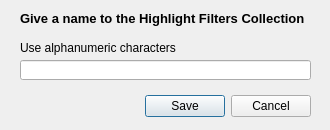
First picture: the form in src/savefilterdialog.ui, repository tableau/tableau-log-viewer, before the edit.
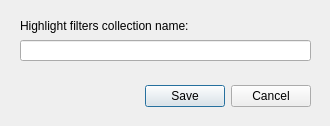
Second picture: the form after the edit.

Commit message:
Better layout for scaling and fix file checks on Windows (#26)
* Fix for bug: same file can be opened in multiple tabs on Windows.
Fix: Always use lower casing on Windows to maintain list of opened paths and to compare.

* UI tweaks for better layout in 125-150% scaling on Windows
The main label on Save Filters dialog was cut off when displayed with 125-150% scaling on Windows. Simplify the title and labels and enlarge some sizes to address this.
For scaling more than 150%, it would require setting dpiawareness=0 at command line or conf file.

```diff
--- a/src/savefilterdialog.ui
+++ b/src/savefilterdialog.ui
@@ -7,7 +7,7 @@
     <x>0</x>
     <y>0</y>
     <width>330</width>
-    <height>130</height>
+    <height>126</height>
    </rect>
   </property>
   <property name="sizePolicy">
@@ -16,6 +16,18 @@
     <verstretch>0</verstretch>
    </sizepolicy>
   </property>
+  <property name="minimumSize">
+   <size>
+    <width>330</width>
+    <height>126</height>
+   </size>
+  </property>
+  <property name="maximumSize">
+   <size>
+    <width>330</width>
+    <height>126</height>
+   </size>
+  </property>
   <property name="windowTitle">
    <string>Name the filter collection</string>
   </property>
@@ -23,7 +35,7 @@
    <property name="geometry">
     <rect>
      <x>20</x>
-     <y>90</y>
+     <y>80</y>
      <width>291</width>
      <height>32</height>
     </rect>
@@ -39,9 +51,9 @@
    <property name="geometry">
     <rect>
      <x>20</x>
-     <y>60</y>
+     <y>40</y>
      <width>291</width>
-     <height>20</height>
+     <height>21</height>
     </rect>
    </property>
    <property name="maxLength">
@@ -53,32 +65,15 @@
     <rect>
      <x>20</x>
      <y>10</y>
-     <width>321</width>
-     <height>16</height>
+     <width>291</width>
+     <height>31</height>
     </rect>
    </property>
-   <property name="font">
-    <font>
-     <pointsize>10</pointsize>
-     <weight>75</weight>
-     <bold>true</bold>
-    </font>
-   </property>
    <property name="text">
-    <string>Give a name to the Highlight Filters Collection</string>
+    <string>Highlight filters collection name:</string>
    </property>
-  </widget>
-  <widget class="QLabel" name="label_2">
-   <property name="geometry">
-    <rect>
-     <x>20</x>
-     <y>40</y>
-     <width>241</width>
-     <height>16</height>
-    </rect>
-   </property>
-   <property name="text">
-    <string>Use alphanumeric characters</string>
+   <property name="textFormat">
+    <enum>Qt::AutoText</enum>
    </property>
   </widget>
  </widget>
```
Left out of the diff: 5 changed lines with no effect on the pictures. The commit also changes 4 other files.
